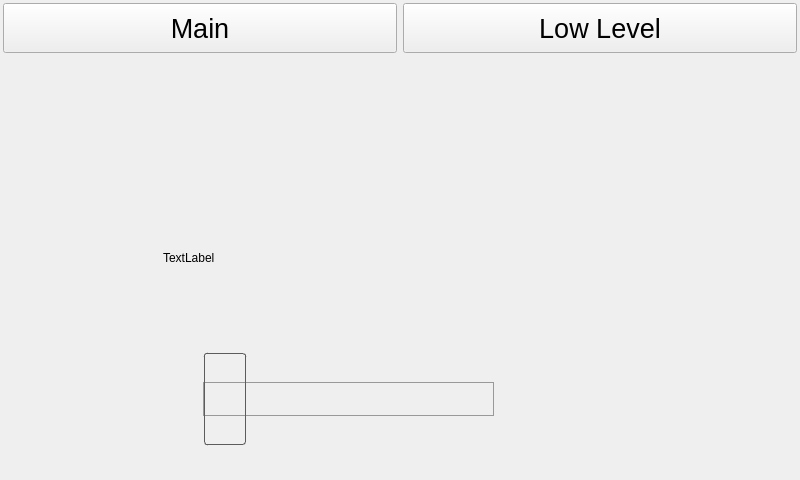
Qt form src/mainwindow.ui (cilo72/raspi_turntable) before a commit.
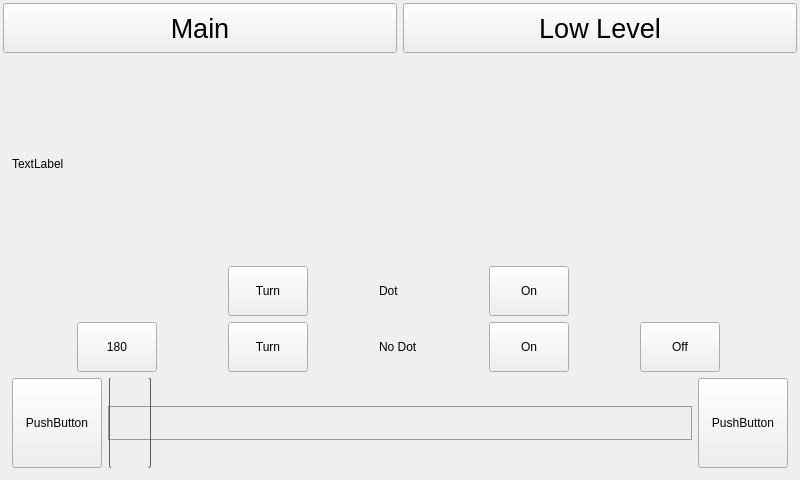
The same form after that commit.

```diff
--- a/src/mainwindow.ui
+++ b/src/mainwindow.ui
@@ -91,30 +91,159 @@
        <number>0</number>
       </property>
       <widget class="QWidget" name="pageMain">
-       <widget class="QLabel" name="label">
-        <property name="geometry">
-         <rect>
-          <x>160</x>
-          <y>190</y>
-          <width>66</width>
-          <height>17</height>
-         </rect>
-        </property>
-        <property name="text">
-         <string>TextLabel</string>
-        </property>
-       </widget>
-       <widget class="QSlider" name="horizontalSlider">
-        <property name="geometry">
-         <rect>
-          <x>200</x>
-          <y>250</y>
-          <width>291</width>
-          <height>181</height>
-         </rect>
-        </property>
-        <property name="styleSheet">
-         <string notr="true">/*
+       <layout class="QVBoxLayout" name="verticalLayout_12">
+        <item>
+         <widget class="QLabel" name="label">
+          <property name="text">
+           <string>TextLabel</string>
+          </property>
+         </widget>
+        </item>
+        <item>
+         <layout class="QGridLayout" name="gridLayout_2">
+          <item row="1" column="3">
+           <widget class="QPushButton" name="pushButton_7">
+            <property name="maximumSize">
+             <size>
+              <width>80</width>
+              <height>50</height>
+             </size>
+            </property>
+            <property name="text">
+             <string>On</string>
+            </property>
+           </widget>
+          </item>
+          <item row="1" column="0">
+           <widget class="QPushButton" name="pushButton_8">
+            <property name="maximumSize">
+             <size>
+              <width>80</width>
+              <height>50</height>
+             </size>
+            </property>
+            <property name="text">
+             <string>180</string>
+            </property>
+           </widget>
+          </item>
+          <item row="0" column="3">
+           <widget class="QPushButton" name="pushButton_6">
+            <property name="maximumSize">
+             <size>
+              <width>80</width>
+              <height>50</height>
+             </size>
+            </property>
+            <property name="text">
+             <string>On</string>
+            </property>
+           </widget>
+          </item>
+          <item row="0" column="1">
+           <widget class="QPushButton" name="pushButton_4">
+            <property name="minimumSize">
+             <size>
+              <width>80</width>
+              <height>50</height>
+             </size>
+            </property>
+            <property name="maximumSize">
+             <size>
+              <width>80</width>
+              <height>50</height>
+             </size>
+            </property>
+            <property name="text">
+             <string>Turn</string>
+            </property>
+           </widget>
+          </item>
+          <item row="1" column="1">
+           <widget class="QPushButton" name="pushButton_5">
+            <property name="maximumSize">
+             <size>
+              <width>80</width>
+              <height>50</height>
+             </size>
+            </property>
+            <property name="text">
+             <string>Turn</string>
+            </property>
+           </widget>
+          </item>
+          <item row="0" column="2">
+           <widget class="QLabel" name="label_8">
+            <property name="sizePolicy">
+             <sizepolicy hsizetype="Maximum" vsizetype="Preferred">
+              <horstretch>0</horstretch>
+              <verstretch>0</verstretch>
+             </sizepolicy>
+            </property>
+            <property name="text">
+             <string>Dot</string>
+            </property>
+           </widget>
+          </item>
+          <item row="1" column="2">
+           <widget class="QLabel" name="label_12">
+            <property name="sizePolicy">
+             <sizepolicy hsizetype="Maximum" vsizetype="Preferred">
+              <horstretch>0</horstretch>
+              <verstretch>0</verstretch>
+             </sizepolicy>
+            </property>
+            <property name="text">
+             <string>No Dot</string>
+            </property>
+           </widget>
+          </item>
+          <item row="1" column="4">
+           <widget class="QPushButton" name="pushButton_9">
+            <property name="maximumSize">
+             <size>
+              <width>80</width>
+              <height>50</height>
+             </size>
+            </property>
+            <property name="text">
+             <string>Off</string>
+            </property>
+           </widget>
+          </item>
+         </layout>
+        </item>
+        <item>
+         <layout class="QHBoxLayout" name="horizontalLayout_2">
+          <item>
+           <widget class="QPushButton" name="pushButton_2">
+            <property name="minimumSize">
+             <size>
+              <width>90</width>
+              <height>90</height>
+             </size>
+            </property>
+            <property name="maximumSize">
+             <size>
+              <width>90</width>
+              <height>90</height>
+             </size>
+            </property>
+            <property name="text">
+             <string>PushButton</string>
+            </property>
+           </widget>
+          </item>
+          <item>
+           <widget class="QSlider" name="horizontalSlider">
+            <property name="sizePolicy">
+             <sizepolicy hsizetype="Expanding" vsizetype="Preferred">
+              <horstretch>0</horstretch>
+              <verstretch>0</verstretch>
+             </sizepolicy>
+            </property>
+            <property name="styleSheet">
+             <string notr="true">/*
 Source - https://stackoverflow.com/q/47691972
 Posted by Preonix, modified by community. See post 'Timeline' for change history
 Retrieved 2026-07-08, License - CC BY-SA 4.0
@@ -136,11 +265,34 @@
     border-radius: 3px;
 }
 </string>
-        </property>
-        <property name="orientation">
-         <enum>Qt::Horizontal</enum>
-        </property>
-       </widget>
+            </property>
+            <property name="orientation">
+             <enum>Qt::Horizontal</enum>
+            </property>
+           </widget>
+          </item>
+          <item>
+           <widget class="QPushButton" name="pushButton">
+            <property name="minimumSize">
+             <size>
+              <width>90</width>
+              <height>90</height>
+             </size>
+            </property>
+            <property name="maximumSize">
+             <size>
+              <width>90</width>
+              <height>90</height>
+             </size>
+            </property>
+            <property name="text">
+             <string>PushButton</string>
+            </property>
+           </widget>
+          </item>
+         </layout>
+        </item>
+       </layout>
       </widget>
       <widget class="QWidget" name="pageLowLevel">
        <property name="sizePolicy">
```
